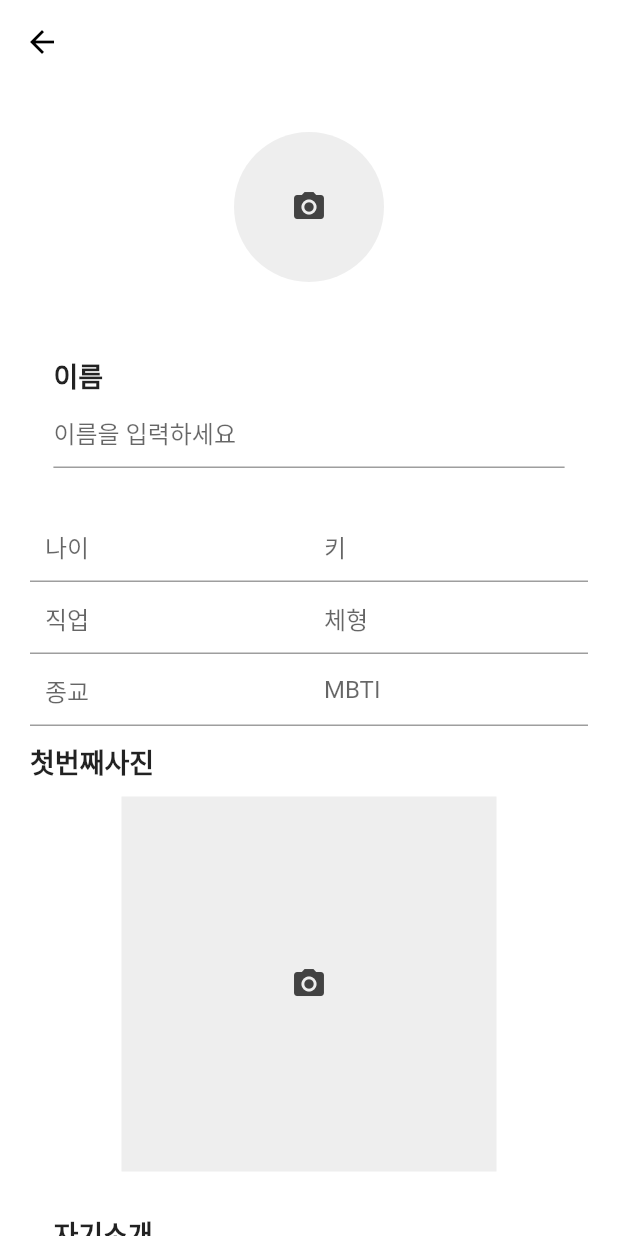
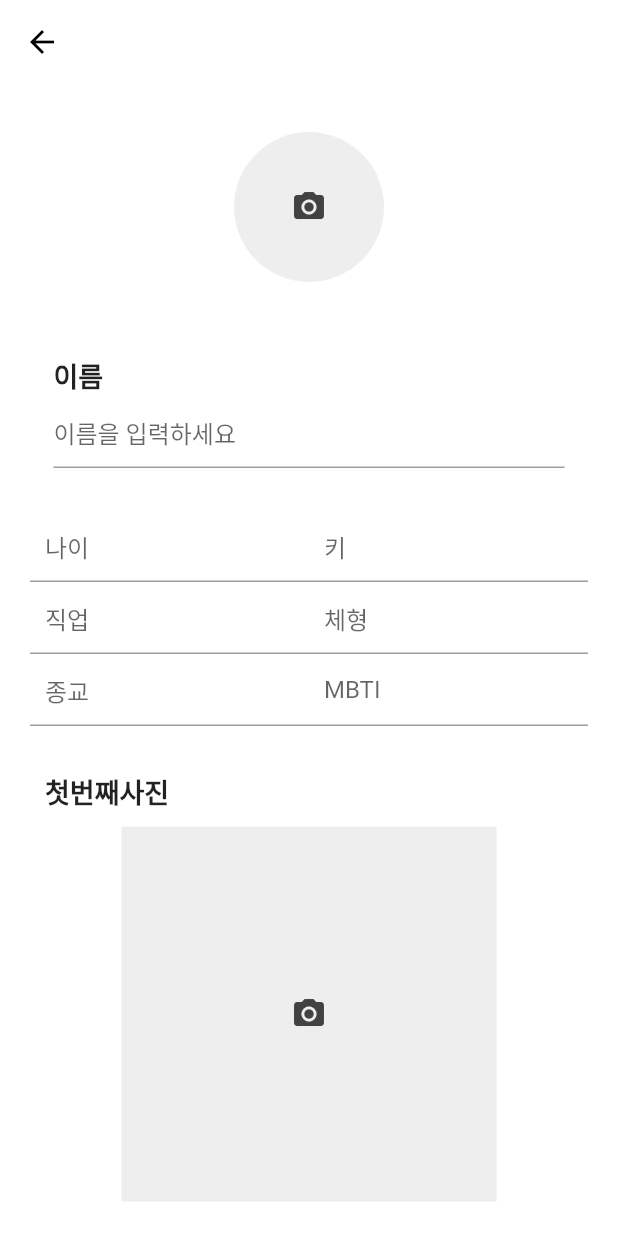
Before and after one commit to rumingda/salonde_c, a Flutter app: the screen it shows once a user with an empty profile is signed in, in the side drawer, after a tap on "나의 프로필", on a phone screen of 412 x 824 dp. Run offline on Flutter 3.47's test engine with Material 2 defaults, Android fonts, the phone set to English and light mode, and no system bars; our stand-ins replace cloud_firestore, email_validator, firebase_auth, firebase_core, firebase_storage, flutter_rating_bar and 4 more; missing offline and left inert: agora_rtc_engine, agora_rtm, cloud_firestore_web, firebase_auth_web, firebase_core_web, firebase_storage_web and 1 more; accounts and stored records are empty.

Commit message:
myprofile변경2

```diff
--- a/lib/menu/myProfile.dart
+++ b/lib/menu/myProfile.dart
@@ -240,8 +240,9 @@ Future uploadFile(BuildContext context) async {
             ],
           ),
           ),
+          const SizedBox(height: 20),
           Card(
-            margin: EdgeInsets.fromLTRB(20, 5, 20, 5),
+            margin: EdgeInsets.fromLTRB(30, 5, 30, 5),
             elevation: 0.0,
 
             child:Column(
@@ -292,8 +293,9 @@ Future uploadFile(BuildContext context) async {
                 return '자기소개를 넣어주세요!';}
               return null;
           }),
+          const SizedBox(height: 20),
           Card(
-            margin: EdgeInsets.fromLTRB(20, 5, 20, 5),
+            margin: EdgeInsets.fromLTRB(30, 5, 30, 5),
             elevation: 0.0,
 
             child:Column(
@@ -342,17 +344,19 @@ Future uploadFile(BuildContext context) async {
               if(textValue == null || textValue.isEmpty) {
                 return '성격을 넣어주세요!';}
               return null;
-          }),
-            Card(
-            margin: EdgeInsets.fromLTRB(20, 5, 20, 5),
+            }),
+            const SizedBox(height: 20),
+            const SizedBox(height: 20),
+          Card(
+            margin: EdgeInsets.fromLTRB(30, 5, 30, 5),
             elevation: 0.0,
 
             child:Column(
             crossAxisAlignment: CrossAxisAlignment.stretch, // <- Add this
 
             children: <Widget>[
-              ListTile(
-              title: Padding(padding: EdgeInsets.fromLTRB(0, 15, 0, 10), child: Text("세ㅋ번째 사진"))),
+              Text("세번째사진", style: const TextStyle(fontSize: 18, fontWeight: FontWeight.bold),),
+              const SizedBox(height: 10),
               Center(
             child: GestureDetector(
               onTap: () {
```
Also changed, not shown: 1 other file.
